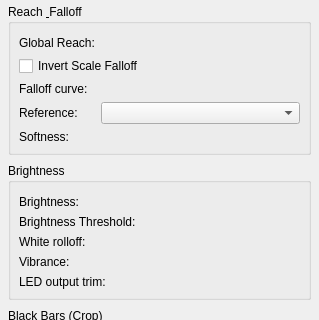
Qt form ui/forms/ScreenMirrorMonitorSettings.ui (Wolfieeewolf/OpenRGB3DSpatialPlugin) before a commit; both pictures show x 0 to 319 and y 0 to 320 of the 319 by 789 pixel window.
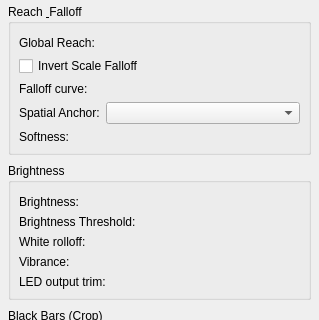
The same form after that commit. Custom widgets are drawn as their Qt base class.

Commit message:
fix(screen-mirror): wire Spatial Anchor and correct wave sliders
Per-monitor Reference now defaults to the layer Spatial Anchor instead of
silently binding a layout point. Time-to-edge works from 0.1s (no 0.4s
dead zone), wave history spans the delay window, and decay is a trail
behind the delayed sample rather than extra distance fade.

What changed in the file:
```diff
--- a/ui/forms/ScreenMirrorMonitorSettings.ui
+++ b/ui/forms/ScreenMirrorMonitorSettings.ui
@@ -66,7 +66,7 @@
       <item row="3" column="0">
        <widget class="QLabel" name="refPointCaption">
         <property name="text">
-         <string>Reference:</string>
+         <string>Spatial Anchor:</string>
         </property>
        </widget>
       </item>
```
The commit also changes 11 other files.
